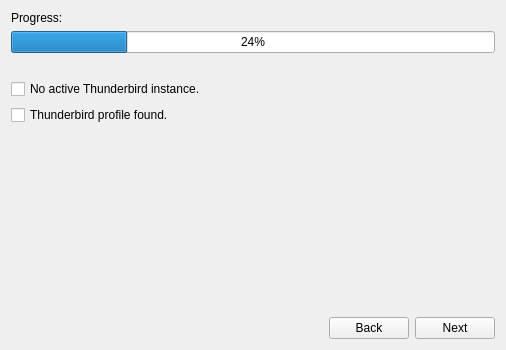
Qt form src/backupinitializationwidget.ui (abnayak/thunder-store) before a commit.
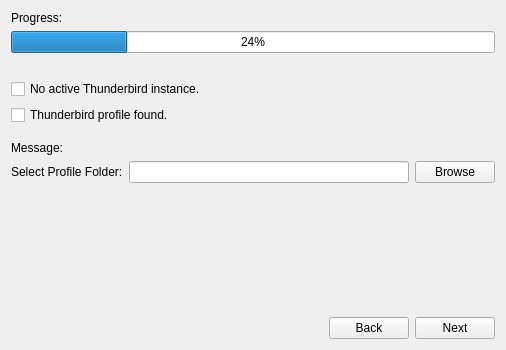
The same form after that commit.

Commit message: Added features to backup progress widget

The edit to the form file:
```diff
--- a/src/backupinitializationwidget.ui
+++ b/src/backupinitializationwidget.ui
@@ -66,6 +66,50 @@
      </item>
     </layout>
    </item>
+   <item>
+    <spacer name="verticalSpacer_3">
+     <property name="orientation">
+      <enum>Qt::Vertical</enum>
+     </property>
+     <property name="sizeType">
+      <enum>QSizePolicy::Fixed</enum>
+     </property>
+     <property name="sizeHint" stdset="0">
+      <size>
+       <width>20</width>
+       <height>10</height>
+      </size>
+     </property>
+    </spacer>
+   </item>
+   <item>
+    <widget class="QLabel" name="message">
+     <property name="text">
+      <string>Message:</string>
+     </property>
+    </widget>
+   </item>
+   <item>
+    <layout class="QHBoxLayout" name="horizontalLayout_2">
+     <item>
+      <widget class="QLabel" name="folderLabel">
+       <property name="text">
+        <string>Select Profile Folder:</string>
+       </property>
+      </widget>
+     </item>
+     <item>
+      <widget class="QLineEdit" name="folderName"/>
+     </item>
+     <item>
+      <widget class="QPushButton" name="fileBrowseButton">
+       <property name="text">
+        <string>Browse</string>
+       </property>
+      </widget>
+     </item>
+    </layout>
+   </item>
    <item>
     <spacer name="verticalSpacer">
      <property name="orientation">
```
The commit also changes 4 other files.
